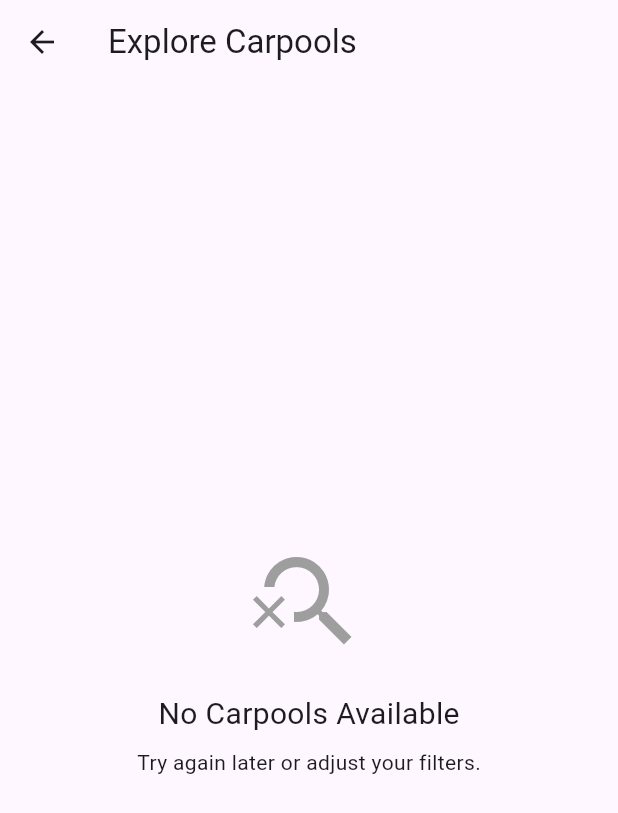
After one commit to knjain1995/kccarpoolapp, a Flutter app: the HomeScreen screen opened by its route, after a tap on "Explore Carpools", on a phone screen of 412 x 824 dp. The commit adds this screen. Shown: the top 813 px of the screen. Run offline on Flutter 3.47's test engine with Material 3 defaults, Android fonts, the phone set to English and light mode, and no system bars; our stand-ins replace cloud_firestore, file_picker, firebase_auth, firebase_core; accounts and stored records are empty.

Commit message:
Explore Carpools Module - added explore_carpools_screen.dart and functions in firebase_functions.dart. | Issue with loading carpools from another user, currently debugging

```diff
--- a/lib/core/routes.dart
+++ b/lib/core/routes.dart
@@ -4,6 +4,7 @@ import 'package:kccarpoolapp/modules/auth/screens/forgot_password_screen.dart';
 import 'package:kccarpoolapp/modules/auth/screens/login_screen.dart';
 import 'package:kccarpoolapp/modules/auth/screens/verification_screen.dart';
 import 'package:kccarpoolapp/modules/carpool/screens/create_carpool.dart';
+import 'package:kccarpoolapp/modules/carpool/screens/explore_carpools_screen.dart';
 import 'package:kccarpoolapp/modules/home/screens/home_screen.dart';
 import 'package:kccarpoolapp/modules/onboarding/onboarding_screen.dart';
 import 'package:kccarpoolapp/modules/profile/screens/manage_family.dart';
@@ -23,6 +24,7 @@ class AppRoutes {
   static const String manageVehicles = 'manage-vehicles';
   static const String createCarpool = '/createCarpool';
   static const String carpoolList = '/carpoolList';
+  static const String exploreCarpools = '/explore-carpools';
 
 
   static Map<String, WidgetBuilder> routes = {
@@ -36,5 +38,6 @@ class AppRoutes {
     manageVehicles: (context) => ManageVehiclesScreen(),
     createCarpool: (context) => CreateCarpoolScreen(),
     carpoolList: (context) => CarpoolListScreen(),
+    exploreCarpools: (context) => ExploreCarpoolsScreen(),
   };
 }
--- /dev/null
+++ b/lib/modules/carpool/screens/explore_carpools_screen.dart
@@ -0,0 +1,141 @@
+import 'package:flutter/material.dart';
+import 'package:kccarpoolapp/services/firebase_functions.dart'; // Firestore interaction logic
+import 'package:kccarpoolapp/modules/carpool/widgets/carpool_card.dart'; // Existing reusable carpool UI
+
+/// 🔍 Screen to explore carpools created by other families
+/// This screen helps the user find joinable carpools that they do not own or already participate in.
+class ExploreCarpoolsScreen extends StatefulWidget {
+  @override
+  _ExploreCarpoolsScreenState createState() => _ExploreCarpoolsScreenState();
+}
+
+class _ExploreCarpoolsScreenState extends State<ExploreCarpoolsScreen> {
+  final FirebaseFunctions _firebaseFunctions = FirebaseFunctions(); // Firebase abstraction class
+
+  List<Map<String, dynamic>> _carpools = []; // Holds list of external carpools to display
+  bool _isLoading = true; // Tracks whether data is being fetched
+  String _currentUserId = ""; // Stores logged-in user's UID
+
+  @override
+  void initState() {
+    super.initState();
+    _loadExploreCarpools(); // Load available carpools when screen loads
+  }
+
+  /// 🔄 Loads all carpools that the user can request to join
+  Future<void> _loadExploreCarpools() async {
+    setState(() => _isLoading = true); // 🌀 Show loading spinner
+
+    try {
+      // 🔹 Fetch available carpools (based on familyId + participation exclusion)
+      final List<Map<String, dynamic>> carpools = await _firebaseFunctions.getExploreCarpools();
+
+      // 🔹 Fetch current user's UID for later use in button state
+      final String userId = _firebaseFunctions.getCurrentUserId() ?? "";
+
+      setState(() {
+        _carpools = carpools;
+        _currentUserId = userId;
+      });
+    } catch (e) {
+      print("Error loading explore carpools: $e");
+      ScaffoldMessenger.of(context).showSnackBar(
+        SnackBar(content: Text("Failed to load carpools. Please try again.")),
+      );
+    } finally {
+      setState(() => _isLoading = false); // ✅ Stop loading
+    }
+  }
+
+  /// 🚀 Triggered when user taps "Request to Join"
+  Future<void> _handleJoinRequest(String carpoolId) async {
+    try {
+      await _firebaseFunctions.requestToJoinCarpool(carpoolId); // 👈 Calls Firestore function
+      ScaffoldMessenger.of(context).showSnackBar(
+        SnackBar(content: Text("Join request sent!")),
+      );
+      _loadExploreCarpools(); // 🔄 Reload to reflect state change
+    } catch (e) {
+      ScaffoldMessenger.of(context).showSnackBar(
+        SnackBar(content: Text("Failed to send join request.")),
+      );
+    }
+  }
+
+  /// 🛑 Triggered when user taps "Cancel Request"
+  Future<void> _handleCancelRequest(String carpoolId) async {
+    try {
+      await _firebaseFunctions.cancelJoinRequest(carpoolId); // 🔧 (to be implemented later)
+      ScaffoldMessenger.of(context).showSnackBar(
+        SnackBar(content: Text("Request cancelled.")),
+      );
+      _loadExploreCarpools(); // 🔄 Reload
+    } catch (e) {
+      ScaffoldMessenger.of(context).showSnackBar(
+        SnackBar(content: Text("Failed to cancel request.")),
+      );
+    }
+  }
+
+  /// 🔁 Builds dynamic button based on whether the user has requested to join already
+  Widget _buildActionButton(Map<String, dynamic> carpool) {
+    final List<dynamic> requestedUsers = carpool['requestedUserIds'] ?? [];
+
+    final bool alreadyRequested = requestedUsers.contains(_currentUserId);
+
+    return ElevatedButton.icon(
+      icon: Icon(alreadyRequested ? Icons.cancel : Icons.group_add),
+      label: Text(alreadyRequested ? "Cancel Request" : "Request to Join"),
+      onPressed: () {
+        alreadyRequested
+            ? _handleCancelRequest(carpool['carpoolId'])
+            : _handleJoinRequest(carpool['carpoolId']);
+      },
+    );
+  }
+
+  @override
+  Widget build(BuildContext context) {
+    return Scaffold(
+      appBar: AppBar(title: Text("Explore Carpools")),
+
+      body: _isLoading
+          ? Center(child: CircularProgressIndicator()) // 🌀 Loading Spinner
+          : _carpools.isEmpty
+              ? Center(
+                  child: Column(
+                    mainAxisAlignment: MainAxisAlignment.center,
+                    children: [
+                      Icon(Icons.search_off, size: 80, color: Colors.grey),
+                      SizedBox(height: 20),
+                      Text("No Carpools Available", style: TextStyle(fontSize: 20)),
+                      SizedBox(height: 8),
+                      Text("Try again later or adjust your filters."),
+                    ],
+                  ),
+                )
+              : RefreshIndicator(
+                  onRefresh: _loadExploreCarpools, // 🔁 Pull to refresh support
+                  child: ListView.builder(
+                    itemCount: _carpools.length,
+                    itemBuilder: (context, index) {
+                      final carpool = _carpools[index];
+
+                      return Column(
+                        children: [
+                          CarpoolCard(
+                            carpool: carpool,
+                            onDelete: (_) {}, // 🔒 No delete allowed in Explore screen
+                          ),
+                          Padding(
+                            padding: const EdgeInsets.only(bottom: 12),
+                            child: _buildActionButton(carpool), // 🎯 Main "Join/Cancel" button
+                          ),
+                        ],
+                      );
+                    },
+                  ),
+                ),
+    );
+  }
+}
--- a/lib/modules/home/screens/home_screen.dart
+++ b/lib/modules/home/screens/home_screen.dart
@@ -40,7 +40,9 @@ class HomeScreen extends StatelessWidget {
           child: Column(
             mainAxisAlignment: MainAxisAlignment.center,
             children: [
-              // ✅ Create Carpool Button
+              ////////////////////////////
+              // Create Carpool Button //
+              ///////////////////////////
               ElevatedButton.icon(
                 onPressed: () {
                   Navigator.pushNamed(context, AppRoutes.createCarpool);
@@ -49,6 +51,9 @@ class HomeScreen extends StatelessWidget {
                 label: Text("Create Carpool"),
               ),
 
+              /////////////////////////
+              // My Carpools Screen //
+              ////////////////////////
               ElevatedButton.icon(
                 onPressed: () {
                   Navigator.pushNamed(context, AppRoutes.carpoolList);
@@ -57,33 +62,19 @@ class HomeScreen extends StatelessWidget {
                 label: Text("My Carpools"),
               ),
 
-              // ElevatedButton(
-              //   onPressed: () async {
-              //     try {
-              //       await FirebaseFunctions().createCarpool(
-              //         carpoolName: "School Pickup",
-              //         carpoolRouteStart: "Home",
-              //         carpoolRouteEnd: "ABC School",
-              //         carpoolDate: Timestamp.now(),
-              //         carpoolTime: Timestamp.now(),
-              //         carpoolVehicleId: "xyz987",
-              //         carpoolOwnerId: "user123",
-              //         carpoolDriverId: "user456",
-              //         carpoolCapacity: 4,
-              //         carpoolReturnTrip: false,
-              //       );
-              //       print("Carpool added successfully!");
-              //     } catch (e) {
-              //       print("Error: $e");
-              //     }
-              //   },
-              //   child: Text("Test Create Carpool"),
-              // ),
+              /////////////////////////////
+              // Explore Carpools Screen //
+              /////////////////////////////
+              ElevatedButton.icon(
+                onPressed: () => Navigator.pushNamed(context, AppRoutes.exploreCarpools),
+                icon: Icon(Icons.travel_explore),
+                label: Text("Explore Carpools"),
+              ),
             ],
           ),
         ),
       ),
-    ); // ✅ Corrected closing brackets
+    );
   }
 }
 
```
Also changed, not shown: lib/services/firebase_functions.dart (+37 -0 lines).
